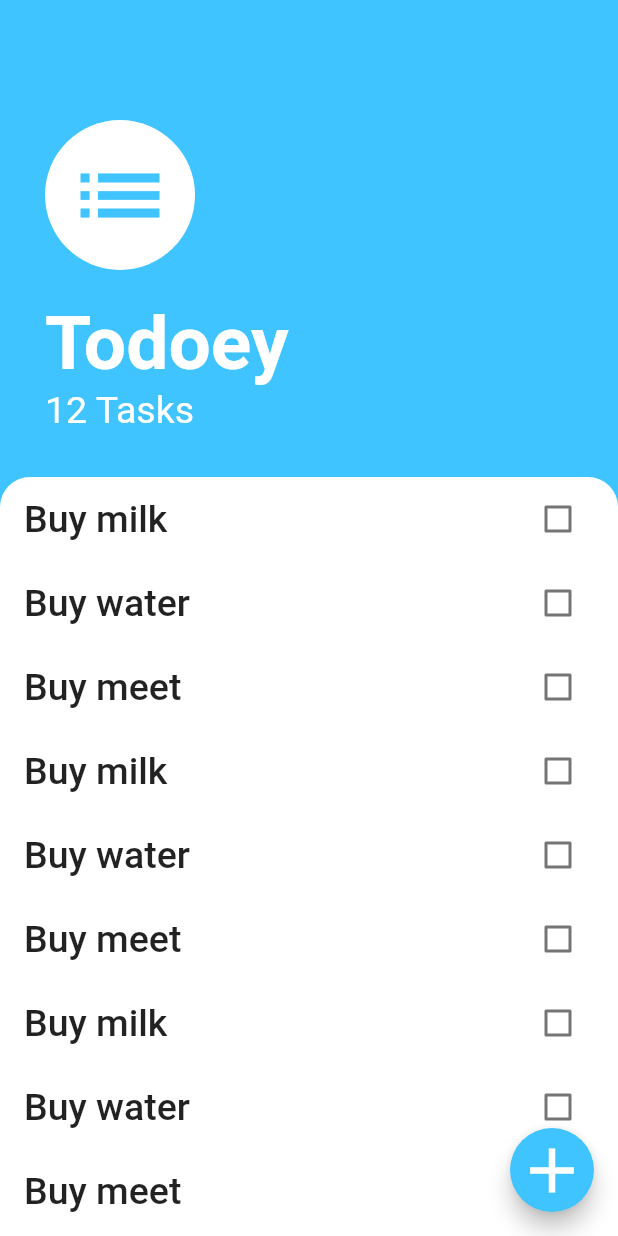
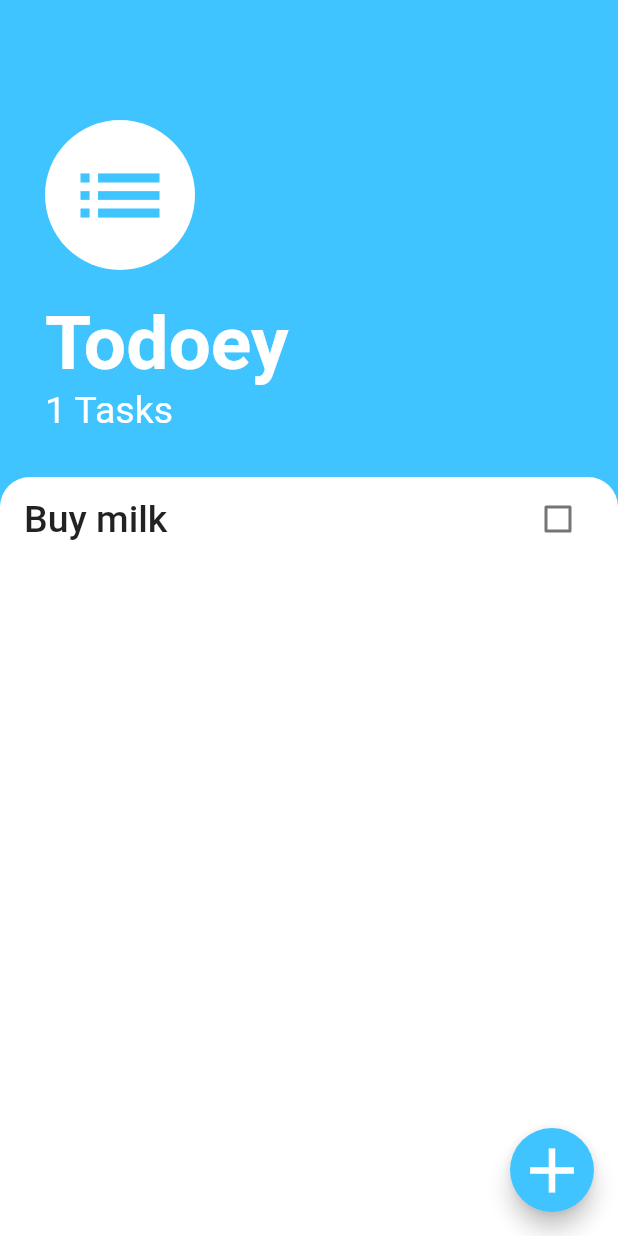
Before and after one commit to matr0s/todo_fliutter, a Flutter app: the screen it shows after launch, on a phone screen of 412 x 824 dp. Run offline on Flutter 3.47's test engine with Material 2 defaults, Android fonts, the phone set to English and light mode, and no system bars.

Commit message:
Callback from Modal window added Number of tasks updated

```diff
--- a/lib/models/task.dart
+++ b/lib/models/task.dart
@@ -1,7 +1,6 @@
 class Task {
   String taskName;
   bool isDone;
-
   Task({this.taskName, this.isDone = false});
 
   void toggleDone() {
--- a/lib/screens/tasks_screen.dart
+++ b/lib/screens/tasks_screen.dart
@@ -2,11 +2,21 @@ import 'dart:ui';
 import 'package:flutter/cupertino.dart';
 import 'package:flutter/material.dart';
 import 'package:flutter/painting.dart';
+import 'package:todoey_fliutter/models/task.dart';
 
 import 'package:todoey_fliutter/widgets/task_list.dart';
 import 'package:todoey_fliutter/widgets/add_task_screen.dart';
 
-class TasksScreen extends StatelessWidget {
+class TasksScreen extends StatefulWidget {
+  @override
+  _TasksScreenState createState() => _TasksScreenState();
+}
+
+class _TasksScreenState extends State<TasksScreen> {
+  List<Task> tasks = [
+    Task(taskName: 'Buy milk'),
+  ];
+
   @override
   Widget build(BuildContext context) {
     return Scaffold(
@@ -19,9 +29,13 @@ class TasksScreen extends StatelessWidget {
         ),
         onPressed: () {
           showModalBottomSheet(
-            context: context,
-            builder: (context) => AddTaskScreen(),
-          );
+              context: context,
+              builder: (context) => AddTaskScreen((newTaskTitle) {
+                    setState(() {
+                      tasks.add(Task(taskName: newTaskTitle));
+                    });
+                    Navigator.pop(context);
+                  }));
         },
       ),
       body: Column(crossAxisAlignment: CrossAxisAlignment.start, children: [
@@ -49,7 +63,7 @@ class TasksScreen extends StatelessWidget {
               ),
             ),
             Text(
-              '12 Tasks',
+              '${tasks.length} Tasks',
               style: TextStyle(
                 color: Colors.white,
                 fontSize: 25.0,
@@ -66,7 +80,7 @@ class TasksScreen extends StatelessWidget {
                 topLeft: Radius.circular(20.0),
               ),
             ),
-            child: TasksList(),
+            child: TasksList(tasks: tasks),
           ),
         ),
       ]),
--- a/lib/widgets/add_task_screen.dart
+++ b/lib/widgets/add_task_screen.dart
@@ -4,8 +4,12 @@ import 'package:flutter/cupertino.dart';
 import 'package:flutter/material.dart';
 
 class AddTaskScreen extends StatelessWidget {
+  final Function addNewTaskCallback;
+  AddTaskScreen(this.addNewTaskCallback);
+
   @override
   Widget build(BuildContext context) {
+    String newTaskName;
     return Container(
       color: Color(0xFF757575),
       child: Container(
@@ -34,6 +38,9 @@ class AddTaskScreen extends StatelessWidget {
               child: TextField(
                 autofocus: true,
                 textAlign: TextAlign.center,
+                onChanged: (value) {
+                  newTaskName = value;
+                },
               ),
             ),
             SizedBox(height: 30.0),
@@ -42,7 +49,8 @@ class AddTaskScreen extends StatelessWidget {
               height: 50.0,
               color: Colors.lightBlueAccent,
               onPressed: () {
-                //
+                addNewTaskCallback(newTaskName);
+                //  addNewTaskCallback(newTaskName);
               },
               child: Text(
                 'Add',
@@ -58,3 +66,10 @@ class AddTaskScreen extends StatelessWidget {
     );
   }
 }
+
+// () {
+// //
+// newTask.taskName = taskName;
+// print(newTask);
+// print(newTask.taskName);
+// },
--- a/lib/widgets/task_list.dart
+++ b/lib/widgets/task_list.dart
@@ -4,52 +4,28 @@ import 'package:todoey_fliutter/widgets/task_tile.dart';
 import 'package:todoey_fliutter/models/task.dart';
 
 class TasksList extends StatefulWidget {
+  final List<Task> tasks;
+  TasksList({this.tasks});
+
   @override
   _TasksListState createState() => _TasksListState();
 }
 
 class _TasksListState extends State<TasksList> {
-  List<Task> tasks = [
-    Task(taskName: 'Buy milk'),
-    Task(taskName: 'Buy water'),
-    Task(taskName: 'Buy meet'),
-    Task(taskName: 'Buy milk'),
-    Task(taskName: 'Buy water'),
-    Task(taskName: 'Buy meet'),
-    Task(taskName: 'Buy milk'),
-    Task(taskName: 'Buy water'),
-    Task(taskName: 'Buy meet'),
-    Task(taskName: 'Buy milk'),
-    Task(taskName: 'Buy water'),
-    Task(taskName: 'Buy meet'),
-    Task(taskName: 'Buy milk'),
-    Task(taskName: 'Buy water'),
-    Task(taskName: 'Buy meet'),
-    Task(taskName: 'Buy milk'),
-    Task(taskName: 'Buy water'),
-    Task(taskName: 'Buy meet'),
-    Task(taskName: 'Buy milk'),
-    Task(taskName: 'Buy water'),
-    Task(taskName: 'Buy meet'),
-    Task(taskName: 'Buy milk'),
-    Task(taskName: 'Buy water'),
-    Task(taskName: 'Buy meet'),
-  ];
-
   @override
   Widget build(BuildContext context) {
     return ListView.builder(
       itemBuilder: (context, index) {
         return TaskTile(
-            taskTitle: tasks[index].taskName,
-            isChecked: tasks[index].isDone,
-            checkboxCallback: (bool checkboxState) {
+            taskTitle: widget.tasks[index].taskName,
+            isChecked: widget.tasks[index].isDone,
+            checkboxCallback: (checkboxState) {
               setState(() {
-                tasks[index].toggleDone();
+                widget.tasks[index].toggleDone();
               });
             });
       },
-      itemCount: tasks.length,
+      itemCount: widget.tasks.length,
     );
     // padding:
     //     EdgeInsets.only(top: 40.0, bottom: 10.0, left: 30.0, right: 30.0),
```
